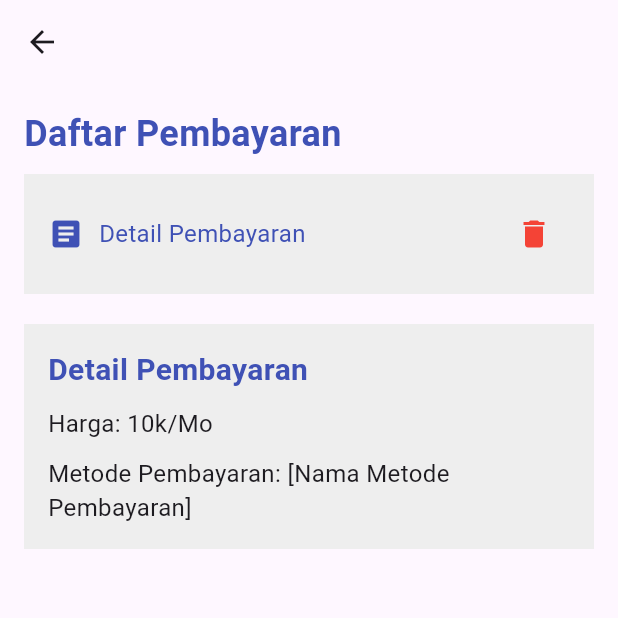
After one commit to ArkaAtmaja/pbp_final_backup-lanjutan, a Flutter app: the PaymentDetailScreen screen opened directly, on a phone screen of 412 x 824 dp, the top half of it. The commit adds this screen. Run offline on Flutter 3.47's test engine with Material 3 defaults, Android fonts, the phone set to English and light mode, and no system bars; our stand-ins replace barcode_widget, dio, flutter_riverpod, flutter_slidable, fluttertoast, geocoding and 9 more; missing offline and left inert: screen_brightness; accounts and stored records are empty; network calls fail.

Commit message:
masuk lagi UI

```diff
--- a/lib/client/auth.dart
+++ b/lib/client/auth.dart
@@ -111,7 +111,6 @@ class UserClient {
           body: user.toRawJson());
 
       if (response.statusCode != 200) throw Exception(response.reasonPhrase);
-
       return response;
     } catch (e) {
       return Future.error(e.toString());
--- a/lib/model/user_model.dart
+++ b/lib/model/user_model.dart
@@ -32,8 +32,8 @@ class User {
         tanggalLahir: json["tanggalLahir"],
         noTelp: json["noTelp"],
         gender: json["gender"],
-        imageProfile: json["imageProfile"] != null ? json["imageProfile"] : "",
-        imageSampul: json["imageSampul"] != null ? json["imageSampul"] : "",
+        imageProfile: json["imageProfile"] ?? "",
+        imageSampul: json["imageSampul"] ?? "",
       );
 
   String toRawJson() => json.encode(toJson());
--- a/lib/view/login.dart
+++ b/lib/view/login.dart
@@ -126,10 +126,10 @@ class LoginViewState extends State<LoginView> {
                       user = await UserClient.login(
                           usernameController.text, passwordController.text);
                       Fluttertoast.showToast(
-                        msg: "Login Sukses",
+                        msg: "Login Berhasil",
                         toastLength: Toast.LENGTH_SHORT,
                         gravity: ToastGravity.BOTTOM,
-                        backgroundColor: Colors.blue,
+                        backgroundColor: Colors.green,
                         textColor: Colors.white,
                       );
                       await saveLoginStatus();
--- /dev/null
+++ b/lib/view/settings/settings.dart
@@ -0,0 +1,139 @@
+import 'package:flutter/material.dart';
+
+void main() {
+  runApp(const MyApp());
+}
+
+class MyApp extends StatelessWidget {
+  const MyApp({Key? key}) : super(key: key);
+
+  @override
+  Widget build(BuildContext context) {
+    return MaterialApp(
+      debugShowCheckedModeBanner: false,
+      home: PaymentDetailScreen(),
+    );
+  }
+}
+
+class PaymentDetailScreen extends StatefulWidget {
+  @override
+  _PaymentDetailScreenState createState() => _PaymentDetailScreenState();
+}
+
+class _PaymentDetailScreenState extends State<PaymentDetailScreen> {
+  int _selectedIndex = 0;
+
+  void _onItemTapped(int index) {
+    setState(() {
+      _selectedIndex = index;
+    });
+  }
+
+  @override
+  Widget build(BuildContext context) {
+    return Scaffold(
+      appBar: AppBar(
+        backgroundColor: Colors.transparent,
+        elevation: 0.0,
+      ),
+      body: Padding(
+        padding: EdgeInsets.all(16.0),
+        child: Column(
+          crossAxisAlignment: CrossAxisAlignment.start,
+          children: [
+            Text(
+              'Daftar Pembayaran',
+              style: TextStyle(
+                fontSize: 24.0,
+                fontWeight: FontWeight.bold,
+                color: Colors.indigo,
+              ),
+            ),
+            SizedBox(height: 10.0),
+            PaymentDetailContainer(),
+            SizedBox(height: 20.0),
+            PaymentDetails(),
+          ],
+        ),
+      ),
+    );
+  }
+}
+
+class PaymentInfoList extends StatelessWidget {
+  @override
+  Widget build(BuildContext context) {
+    // TODO: implement build
+    throw UnimplementedError();
+  }
+  // Implementasi PaymentInfoList
+}
+
+class PaymentDetailContainer extends StatelessWidget {
+  @override
+  Widget build(BuildContext context) {
+    return Container(
+      padding: EdgeInsets.all(16.0),
+      color: Colors.grey[200],
+      child: Row(
+        mainAxisAlignment: MainAxisAlignment.spaceBetween,
+        children: [
+          Row(
+            mainAxisSize: MainAxisSize.min,
+            children: [
+              Icon(Icons.article, color: Colors.indigo),
+              SizedBox(width: 10.0),
+              Text(
+                'Detail Pembayaran',
+                style: TextStyle(
+                  fontSize: 16.0,
+                  color: Colors.indigo,
+                ),
+              ),
+            ],
+          ),
+          IconButton(
+            icon: Icon(Icons.delete, color: Colors.red),
+            onPressed: () {
+              // Tambahkan logika untuk menghapus detail pembayaran di sini
+            },
+          ),
+        ],
+      ),
+    );
+  }
+}
+
+class PaymentDetails extends StatelessWidget {
+  @override
+  Widget build(BuildContext context) {
+    return Container(
+      padding: EdgeInsets.all(16.0),
+      color: Colors.grey[200],
+      child: Column(
+        crossAxisAlignment: CrossAxisAlignment.start,
+        children: [
+          Text(
+            'Detail Pembayaran',
+            style: TextStyle(
+              fontSize: 20.0,
+              fontWeight: FontWeight.bold,
+              color: Colors.indigo,
+            ),
+          ),
+          SizedBox(height: 10.0),
+          Text(
+            'Harga: 10k/Mo',
+            style: TextStyle(fontSize: 16.0),
+          ),
+          SizedBox(height: 10.0),
+          Text(
+            'Metode Pembayaran: [Nama Metode Pembayaran]',
+            style: TextStyle(fontSize: 16.0),
+          ),
+        ],
+      ),
+    );
+  }
+}
--- a/pubspec.yaml
+++ b/pubspec.yaml
@@ -12,6 +12,7 @@ environment:
 dependencies:
   barcode_widget: ^2.0.4
   cupertino_icons: ^1.0.2
+  dio: ^5.4.0
   flutter:
     sdk: flutter
   flutter_riverpod: ^2.4.8
```
Also changed, not shown: lib/view/profile/editProfile.dart (+10 -3 lines), lib/view/profile/profile.dart (+9 -2 lines), lib/view/register.dart (+57 -9 lines), pubspec.lock.
